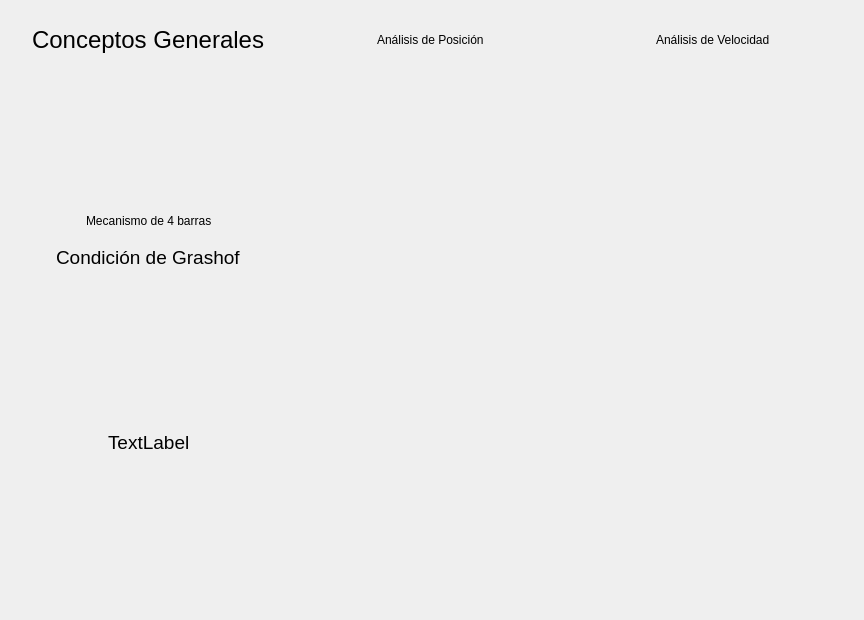
First picture: the form in src/interfaces/pages/main_pages.ui, repository William-HUAMAN/Interfaz_TMM, before the edit.
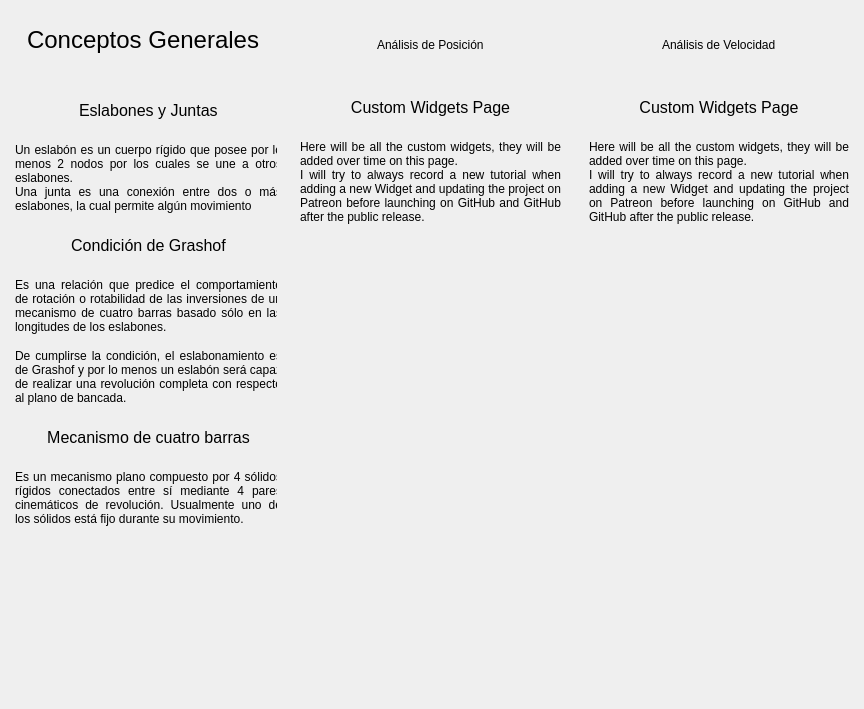
Second picture: the form after the edit. Icons and pictures are not drawn.

```diff
--- a/src/interfaces/pages/main_pages.ui
+++ b/src/interfaces/pages/main_pages.ui
@@ -7,7 +7,7 @@
     <x>0</x>
     <y>0</y>
     <width>864</width>
-    <height>620</height>
+    <height>709</height>
    </rect>
   </property>
   <property name="windowTitle">
@@ -238,7 +238,7 @@
      <widget class="QWidget" name="page_2">
       <layout class="QHBoxLayout" name="horizontalLayout_2">
        <property name="spacing">
-        <number>5</number>
+        <number>18</number>
        </property>
        <property name="leftMargin">
         <number>5</number>
@@ -284,106 +284,284 @@
           </widget>
          </item>
          <item>
-          <widget class="QLabel" name="L_line1">
-           <property name="minimumSize">
-            <size>
-             <width>276</width>
-             <height>2</height>
-            </size>
+          <widget class="QScrollArea" name="scroll_area_gen">
+           <property name="styleSheet">
+            <string notr="true">background: transparent;</string>
            </property>
-           <property name="maximumSize">
-            <size>
-             <width>16777215</width>
-             <height>2</height>
-            </size>
+           <property name="frameShape">
+            <enum>QFrame::NoFrame</enum>
            </property>
-           <property name="text">
-            <string/>
+           <property name="verticalScrollBarPolicy">
+            <enum>Qt::ScrollBarAlwaysOff</enum>
            </property>
-          </widget>
-         </item>
+           <property name="horizontalScrollBarPolicy">
+            <enum>Qt::ScrollBarAlwaysOff</enum>
+           </property>
+           <property name="widgetResizable">
+            <bool>true</bool>
+           </property>
+           <widget class="QWidget" name="contents_2">
+            <property name="geometry">
+             <rect>
+              <x>0</x>
+              <y>0</y>
+              <width>277</width>
+              <height>726</height>
+             </rect>
+            </property>
+            <property name="styleSheet">
+             <string notr="true">background: transparent;</string>
+            </property>
+            <layout class="QVBoxLayout" name="verticalLayout_5">
+             <property name="spacing">
+              <number>15</number>
+             </property>
+             <property name="leftMargin">
+              <number>5</number>
+             </property>
+             <property name="topMargin">
+              <number>5</number>
+             </property>
+             <property name="rightMargin">
+              <number>5</number>
+             </property>
+             <property name="bottomMargin">
+              <number>5</number>
+             </property>
          <item alignment="Qt::AlignHCenter">
-          <widget class="QLabel" name="label_4">
+              <widget class="QLabel" name="t_eslabon">
            <property name="minimumSize">
             <size>
              <width>0</width>
-             <height>40</height>
+                 <height>35</height>
             </size>
            </property>
            <property name="maximumSize">
             <size>
              <width>16777215</width>
-             <height>40</height>
+                 <height>35</height>
             </size>
            </property>
            <property name="styleSheet">
-            <string notr="true">font: 14pt &quot;Segoe UI&quot;;</string>
+                <string notr="true">font-size: 12pt</string>
            </property>
            <property name="text">
-            <string>Mecanismo de 4 barras</string>
+                <string>Eslabones y Juntas</string>
            </property>
           </widget>
          </item>
          <item>
-          <layout class="QHBoxLayout" name="mechanism_layout"/>
-         </item>
-         <item alignment="Qt::AlignHCenter|Qt::AlignTop">
-          <widget class="QLabel" name="grashof_condition">
+              <widget class="QLabel" name="description_eslabon">
+               <property name="text">
+                <string>Un eslabón es un cuerpo rígido que posee por lo menos 2 nodos por los cuales se une a otros eslabones.
+Una junta es una conexión entre dos o más eslabones, la cual permite algún movimiento</string>
+               </property>
+               <property name="alignment">
+                <set>Qt::AlignJustify|Qt::AlignTop</set>
+               </property>
+               <property name="wordWrap">
+                <bool>true</bool>
+               </property>
+              </widget>
+             </item>
+             <item>
+              <layout class="QHBoxLayout" name="eslabon_layout"/>
+             </item>
+             <item>
+              <widget class="QLabel" name="t_grashof">
+               <property name="minimumSize">
+                <size>
+                 <width>0</width>
+                 <height>35</height>
+                </size>
+               </property>
            <property name="maximumSize">
             <size>
              <width>16777215</width>
-             <height>40</height>
+                 <height>35</height>
             </size>
            </property>
            <property name="font">
             <font>
-             <pointsize>14</pointsize>
-             <italic>false</italic>
-             <bold>false</bold>
+                 <pointsize>12</pointsize>
             </font>
            </property>
            <property name="styleSheet">
-            <string notr="true">font: 14pt &quot;Segoe UI&quot;;</string>
+                <string notr="true">font-size: 12pt</string>
            </property>
            <property name="text">
             <string>Condición de Grashof</string>
            </property>
+               <property name="alignment">
+                <set>Qt::AlignCenter</set>
+               </property>
           </widget>
          </item>
          <item>
-          <layout class="QHBoxLayout" name="ec1_layout"/>
-         </item>
-         <item alignment="Qt::AlignHCenter|Qt::AlignTop">
-          <widget class="QLabel" name="label_2">
+              <widget class="QLabel" name="description_grashof">
+               <property name="text">
+                <string>Es una relación que predice el comportamiento de rotación o rotabilidad de las inversiones de un mecanismo de cuatro barras basado sólo en las longitudes de los eslabones.</string>
+               </property>
+               <property name="alignment">
+                <set>Qt::AlignJustify|Qt::AlignTop</set>
+               </property>
+               <property name="wordWrap">
+                <bool>true</bool>
+               </property>
+              </widget>
+             </item>
+             <item>
+              <layout class="QHBoxLayout" name="grashof_layout"/>
+             </item>
+             <item>
+              <widget class="QLabel" name="description_label_2">
+               <property name="text">
+                <string>De cumplirse la condición, el eslabonamiento es de Grashof y por lo menos un eslabón será capaz de realizar una revolución completa con respecto al plano de bancada.</string>
+               </property>
+               <property name="alignment">
+                <set>Qt::AlignJustify|Qt::AlignTop</set>
+               </property>
+               <property name="wordWrap">
+                <bool>true</bool>
+               </property>
+              </widget>
+             </item>
+             <item>
+              <widget class="QLabel" name="t_4bar">
+               <property name="minimumSize">
+                <size>
+                 <width>0</width>
+                 <height>35</height>
+                </size>
+               </property>
            <property name="maximumSize">
             <size>
              <width>16777215</width>
-             <height>40</height>
+                 <height>35</height>
             </size>
            </property>
            <property name="font">
             <font>
-             <pointsize>14</pointsize>
-             <italic>false</italic>
-             <bold>false</bold>
+                 <pointsize>12</pointsize>
             </font>
            </property>
            <property name="styleSheet">
-            <string notr="true">font: 14pt &quot;Segoe UI&quot;;</string>
+                <string notr="true">font-size: 12pt</string>
            </property>
            <property name="text">
-            <string>TextLabel</string>
+                <string>Mecanismo de cuatro barras</string>
+               </property>
+               <property name="alignment">
+                <set>Qt::AlignCenter</set>
            </property>
           </widget>
          </item>
          <item>
-          <layout class="QHBoxLayout" name="ec2_layout"/>
+              <widget class="QLabel" name="description_4bar">
+               <property name="text">
+                <string>Es un mecanismo plano compuesto por 4 sólidos rígidos conectados entre sí mediante 4 pares cinemáticos de revolución. Usualmente uno de los sólidos está fijo durante su movimiento.</string>
+               </property>
+               <property name="alignment">
+                <set>Qt::AlignJustify|Qt::AlignTop</set>
+               </property>
+               <property name="wordWrap">
+                <bool>true</bool>
+               </property>
+              </widget>
+             </item>
+             <item alignment="Qt::AlignHCenter|Qt::AlignTop">
+              <widget class="QLabel" name="img_mecanismo">
+               <property name="enabled">
+                <bool>true</bool>
+               </property>
+               <property name="minimumSize">
+                <size>
+                 <width>267</width>
+                 <height>200</height>
+                </size>
+               </property>
+               <property name="maximumSize">
+                <size>
+                 <width>267</width>
+                 <height>200</height>
+                </size>
+               </property>
+               <property name="font">
+                <font>
+                 <pointsize>16</pointsize>
+                </font>
+               </property>
+               <property name="styleSheet">
+                <string notr="true">font-size: 16pt</string>
+               </property>
+               <property name="text">
+                <string/>
+               </property>
+               <property name="pixmap">
+                <pixmap>../../img/teory/4bar.png</pixmap>
+               </property>
+               <property name="scaledContents">
+                <bool>true</bool>
+               </property>
+               <property name="alignment">
+                <set>Qt::AlignHCenter|Qt::AlignTop</set>
+               </property>
+              </widget>
+             </item>
+            </layout>
+           </widget>
+          </widget>
          </item>
         </layout>
        </item>
        <item>
         <layout class="QVBoxLayout" name="teory_col2">
-         <item alignment="Qt::AlignHCenter|Qt::AlignTop">
+         <item>
+          <widget class="QScrollArea" name="scroll_area_vel">
+           <property name="styleSheet">
+            <string notr="true">background: transparent;</string>
+           </property>
+           <property name="frameShape">
+            <enum>QFrame::NoFrame</enum>
+           </property>
+           <property name="verticalScrollBarPolicy">
+            <enum>Qt::ScrollBarAlwaysOff</enum>
+           </property>
+           <property name="horizontalScrollBarPolicy">
+            <enum>Qt::ScrollBarAlwaysOff</enum>
+           </property>
+           <property name="widgetResizable">
+            <bool>true</bool>
+           </property>
+           <widget class="QWidget" name="contents_pos">
+            <property name="geometry">
+             <rect>
+              <x>0</x>
+              <y>0</y>
+              <width>268</width>
+              <height>687</height>
+             </rect>
+            </property>
+            <property name="styleSheet">
+             <string notr="true">background: transparent;</string>
+            </property>
+            <layout class="QVBoxLayout" name="verticalLayout_4">
+             <property name="spacing">
+              <number>15</number>
+             </property>
+             <property name="leftMargin">
+              <number>5</number>
+             </property>
+             <property name="topMargin">
+              <number>5</number>
+             </property>
+             <property name="rightMargin">
+              <number>5</number>
+             </property>
+             <property name="bottomMargin">
+              <number>5</number>
+             </property>
+             <item alignment="Qt::AlignHCenter">
           <widget class="QLabel" name="title_section2">
            <property name="minimumSize">
             <size>
@@ -406,32 +584,118 @@
           </widget>
          </item>
          <item>
-          <widget class="QLabel" name="L_line2">
+              <widget class="QLabel" name="title_label_2">
            <property name="minimumSize">
             <size>
-             <width>276</width>
-             <height>0</height>
+                 <width>0</width>
+                 <height>35</height>
             </size>
            </property>
            <property name="maximumSize">
             <size>
              <width>16777215</width>
-             <height>2</height>
-            </size>
-           </property>
+                 <height>35</height>
+                </size>
+               </property>
+               <property name="font">
+                <font>
+                 <pointsize>12</pointsize>
+                </font>
+               </property>
+               <property name="styleSheet">
+                <string notr="true">font-size: 12pt</string>
+               </property>
            <property name="text">
-            <string/>
-           </property>
+                <string>Custom Widgets Page</string>
+               </property>
+               <property name="alignment">
+                <set>Qt::AlignCenter</set>
+               </property>
           </widget>
          </item>
          <item>
-          <layout class="QHBoxLayout" name="ec4_layout"/>
+              <widget class="QLabel" name="description_label_3">
+               <property name="text">
+                <string>Here will be all the custom widgets, they will be added over time on this page.
+I will try to always record a new tutorial when adding a new Widget and updating the project on Patreon before launching on GitHub and GitHub after the public release.</string>
+               </property>
+               <property name="alignment">
+                <set>Qt::AlignJustify|Qt::AlignTop</set>
+               </property>
+               <property name="wordWrap">
+                <bool>true</bool>
+               </property>
+              </widget>
+             </item>
+             <item>
+              <layout class="QHBoxLayout" name="row_1_layout_2"/>
+             </item>
+             <item>
+              <layout class="QHBoxLayout" name="row_2_layout_2"/>
+             </item>
+             <item>
+              <layout class="QHBoxLayout" name="row_3_layout_2"/>
+             </item>
+             <item>
+              <layout class="QVBoxLayout" name="row_4_layout_2"/>
+             </item>
+             <item>
+              <layout class="QVBoxLayout" name="row_5_layout_2"/>
+             </item>
+            </layout>
+           </widget>
+          </widget>
          </item>
         </layout>
        </item>
        <item>
         <layout class="QVBoxLayout" name="teory_col3">
-         <item alignment="Qt::AlignHCenter|Qt::AlignTop">
+         <item>
+          <widget class="QScrollArea" name="scroll_area_vel_2">
+           <property name="styleSheet">
+            <string notr="true">background: transparent;</string>
+           </property>
+           <property name="frameShape">
+            <enum>QFrame::NoFrame</enum>
+           </property>
+           <property name="verticalScrollBarPolicy">
+            <enum>Qt::ScrollBarAlwaysOff</enum>
+           </property>
+           <property name="horizontalScrollBarPolicy">
+            <enum>Qt::ScrollBarAlwaysOff</enum>
+           </property>
+           <property name="widgetResizable">
+            <bool>true</bool>
+           </property>
+           <widget class="QWidget" name="contents_3">
+            <property name="geometry">
+             <rect>
+              <x>0</x>
+              <y>0</y>
+              <width>267</width>
+              <height>687</height>
+             </rect>
+            </property>
+            <property name="styleSheet">
+             <string notr="true">background: transparent;</string>
+            </property>
+            <layout class="QVBoxLayout" name="verticalLayout_6">
+             <property name="spacing">
+              <number>15</number>
+             </property>
+             <property name="leftMargin">
+              <number>5</number>
+             </property>
+             <property name="topMargin">
+              <number>5</number>
+             </property>
+             <property name="rightMargin">
+              <number>5</number>
+             </property>
+             <property name="bottomMargin">
+              <number>5</number>
+             </property>
+             <item alignment="Qt::AlignHCenter">
           <widget class="QLabel" name="title_section3">
            <property name="minimumSize">
             <size>
@@ -454,26 +718,70 @@
           </widget>
          </item>
          <item>
-          <widget class="QLabel" name="L_line3">
+              <widget class="QLabel" name="title_label_3">
            <property name="minimumSize">
             <size>
-             <width>276</width>
-             <height>0</height>
+                 <width>0</width>
+                 <height>35</height>
             </size>
            </property>
            <property name="maximumSize">
             <size>
              <width>16777215</width>
-             <height>2</height>
-            </size>
-           </property>
+                 <height>35</height>
+                </size>
+               </property>
+               <property name="font">
+                <font>
+                 <pointsize>12</pointsize>
+                </font>
+               </property>
+               <property name="styleSheet">
+                <string notr="true">font-size: 12pt</string>
+               </property>
            <property name="text">
-            <string/>
-           </property>
+                <string>Custom Widgets Page</string>
+               </property>
+               <property name="alignment">
+                <set>Qt::AlignCenter</set>
+               </property>
           </widget>
          </item>
          <item>
-          <layout class="QHBoxLayout" name="horizontalLayout"/>
+              <widget class="QLabel" name="description_label_4">
+               <property name="text">
+                <string>Here will be all the custom widgets, they will be added over time on this page.
+I will try to always record a new tutorial when adding a new Widget and updating the project on Patreon before launching on GitHub and GitHub after the public release.</string>
+               </property>
+               <property name="alignment">
+                <set>Qt::AlignJustify|Qt::AlignTop</set>
+               </property>
+               <property name="wordWrap">
+                <bool>true</bool>
+               </property>
+              </widget>
+             </item>
+             <item>
+              <layout class="QHBoxLayout" name="row_1_layout_4"/>
+             </item>
+             <item>
+              <layout class="QHBoxLayout" name="row_3_layout_3"/>
+             </item>
+             <item>
+              <layout class="QHBoxLayout" name="row_2_layout_4"/>
+             </item>
+             <item>
+              <layout class="QHBoxLayout" name="row_3_layout_4"/>
+             </item>
+             <item>
+              <layout class="QVBoxLayout" name="row_4_layout_4"/>
+             </item>
+             <item>
+              <layout class="QVBoxLayout" name="row_5_layout_4"/>
+             </item>
+            </layout>
+           </widget>
+          </widget>
          </item>
         </layout>
        </item>
```
Left out of the diff: 4 changed lines with no effect on the pictures. Lines whose indentation alone changed are shown as unchanged.
